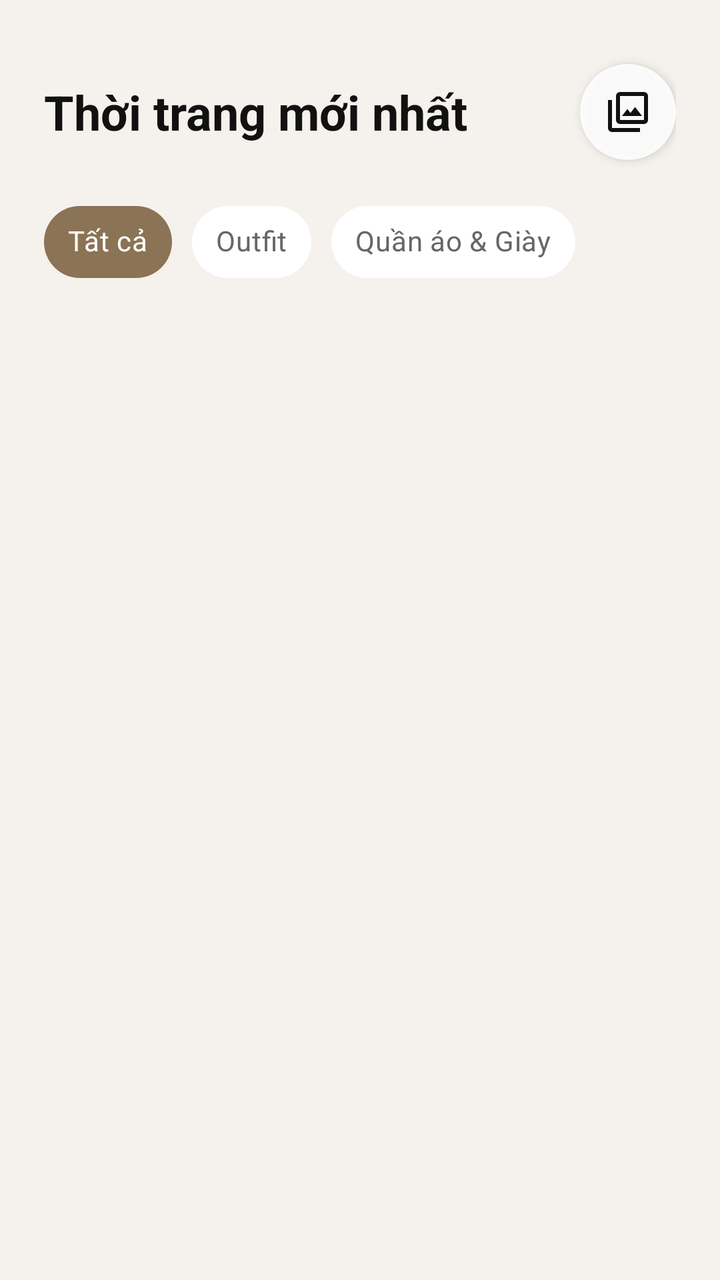
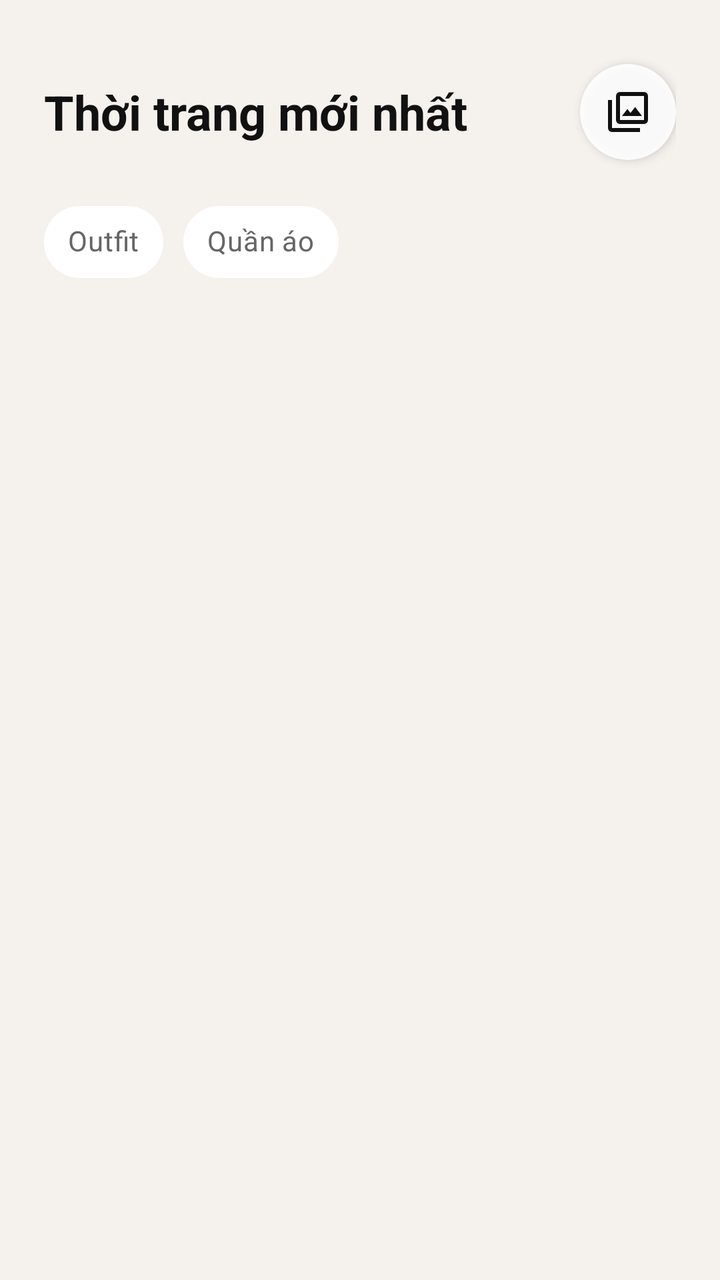

The first picture is an Android layout as it rendered before a commit; the second is the same layout after the commit. The layout source and the unified diff follow.
<!-- AndroidManifest.xml: application theme Base.Theme.OutfitCoordination -->
<!-- res/layout/fragment_fashion.xml -->
<?xml version="1.0" encoding="utf-8"?>
<androidx.coordinatorlayout.widget.CoordinatorLayout
    xmlns:android="http://schemas.android.com/apk/res/android"
    xmlns:app="http://schemas.android.com/apk/res-auto"
    xmlns:tools="http://schemas.android.com/tools"
    android:layout_width="match_parent"
    android:layout_height="match_parent"
    android:background="#F5F1ED">

    <androidx.core.widget.NestedScrollView
        android:layout_width="match_parent"
        android:layout_height="match_parent"
        android:fillViewport="true"
        android:paddingBottom="88dp">

        <LinearLayout
            android:layout_width="match_parent"
            android:layout_height="wrap_content"
            android:orientation="vertical"
            android:paddingStart="22dp"
            android:paddingTop="28dp"
            android:paddingEnd="22dp"
            android:paddingBottom="24dp">

            <LinearLayout
                android:layout_width="match_parent"
                android:layout_height="56dp"
                android:gravity="center_vertical"
                android:orientation="horizontal">

                <TextView
                    android:layout_width="0dp"
                    android:layout_height="wrap_content"
                    android:layout_weight="1"
                    android:text="Thời trang mới nhất"
                    android:textColor="#111111"
                    android:textSize="24sp"
                    android:textStyle="bold" />

                <ImageButton
                    android:id="@+id/btnFilter"
                    android:layout_width="48dp"
                    android:layout_height="48dp"
                    android:background="@drawable/bg_circle_white_blur"
                    android:contentDescription="Bộ lọc"
                    android:elevation="3dp"
                    android:padding="13dp"
                    android:src="@drawable/ic_filter"
                    app:tint="#111111" />
            </LinearLayout>

            <HorizontalScrollView
                android:layout_width="match_parent"
                android:layout_height="wrap_content"
                android:layout_marginTop="16dp"
                android:layout_marginBottom="22dp"
                android:clipToPadding="false"
                android:scrollbars="none">

                <com.google.android.material.chip.ChipGroup
                    android:id="@+id/chipGroup"
                    android:layout_width="wrap_content"
                    android:layout_height="wrap_content"
                    app:checkedChip="@id/chipAll"
                    app:chipSpacingHorizontal="10dp"
                    app:singleSelection="true">

                    <com.google.android.material.chip.Chip
                        android:id="@+id/chipAll"
                        style="@style/Widget.MaterialComponents.Chip.Choice"
                        android:layout_width="wrap_content"
                        android:layout_height="42dp"
                        android:checked="true"
                        android:text="Tất cả"
                        android:textColor="@color/chip_text_color"
                        android:textStyle="bold"
                        app:chipBackgroundColor="@color/chip_bg_color"
                        app:chipCornerRadius="22dp"
                        app:chipMinHeight="42dp"
                        app:chipStrokeWidth="0dp" />

                    <com.google.android.material.chip.Chip
                        android:id="@+id/chipOutfit"
                        style="@style/Widget.MaterialComponents.Chip.Choice"
                        android:layout_width="wrap_content"
                        android:layout_height="42dp"
                        android:text="Outfit"
                        android:textColor="@color/chip_text_color"
                        android:textStyle="bold"
                        app:chipBackgroundColor="@color/chip_bg_color"
                        app:chipCornerRadius="22dp"
                        app:chipMinHeight="42dp"
                        app:chipStrokeWidth="0dp" />

                    <com.google.android.material.chip.Chip
                        android:id="@+id/chipClothing"
                        style="@style/Widget.MaterialComponents.Chip.Choice"
                        android:layout_width="wrap_content"
                        android:layout_height="42dp"
                        android:text="Quần áo &amp; Giày"
                        android:textColor="@color/chip_text_color"
                        android:textStyle="bold"
                        app:chipBackgroundColor="@color/chip_bg_color"
                        app:chipCornerRadius="22dp"
                        app:chipMinHeight="42dp"
                        app:chipStrokeWidth="0dp" />
                </com.google.android.material.chip.ChipGroup>
            </HorizontalScrollView>

            <TextView
                android:id="@+id/tvEmpty"
                android:layout_width="match_parent"
                android:layout_height="120dp"
                android:gravity="center"
                android:text="Chưa có outfit nào được tạo"
                android:textColor="#8C8176"
                android:textSize="15sp"
                android:visibility="gone"
                tools:visibility="visible" />

            <androidx.recyclerview.widget.RecyclerView
                android:id="@+id/rvFashion"
                android:layout_width="match_parent"
                android:layout_height="wrap_content"
                android:clipToPadding="false"
                android:nestedScrollingEnabled="false"
                app:layoutManager="androidx.recyclerview.widget.GridLayoutManager"
                app:spanCount="2"
                tools:itemCount="4" />

        </LinearLayout>
    </androidx.core.widget.NestedScrollView>
</androidx.coordinatorlayout.widget.CoordinatorLayout>
<!-- resources referenced by this layout -->
<resources>
  <!-- drawable bg_circle_white_blur (drawable) -->
  <?xml version="1.0" encoding="utf-8"?>
  <shape xmlns:android="http://schemas.android.com/apk/res/android"
      android:shape="oval">
      <solid android:color="#E6FFFFFF" />
  </shape>
  <!-- drawable ic_filter (drawable) -->
  <vector xmlns:android="http://schemas.android.com/apk/res/android"
      android:width="24dp"
      android:height="24dp"
      android:viewportWidth="960"
      android:viewportHeight="960">
    <path
        android:pathData="M360,560h400L622,380l-92,120 -62,-80 -108,140ZM320,720q-33,0 -56.5,-23.5T240,640v-480q0,-33 23.5,-56.5T320,80h480q33,0 56.5,23.5T880,160v480q0,33 -23.5,56.5T800,720L320,720ZM320,640h480v-480L320,160v480ZM160,880q-33,0 -56.5,-23.5T80,800v-560h80v560h560v80L160,880ZM320,160v480,-480Z"
        android:fillColor="#1f1f1f"/>
  </vector>
  <style name="Base.Theme.OutfitCoordination" parent="Theme.MaterialComponents.Light.NoActionBar">
          <item name="colorPrimary">@color/primary_brown</item>
          <item name="colorPrimaryVariant">@color/primary_brown_dark</item>
          <item name="colorOnPrimary">@color/white</item>
          <item name="colorSecondary">@color/primary_brown</item>
          <item name="android:statusBarColor">@color/white</item>
          <item name="android:windowLightStatusBar">true</item>
      </style>
  <color name="primary_brown">#8B7355</color>
  <color name="primary_brown_dark">#6D5A44</color>
  <color name="white">#FFFFFF</color>
</resources>

<!-- the commit's change to res/layout/fragment_fashion.xml (unified diff, before → after) -->
@@ -66,20 +66,6 @@
                     app:singleSelection="true">
 
                     <com.google.android.material.chip.Chip
-                        android:id="@+id/chipAll"
-                        style="@style/Widget.MaterialComponents.Chip.Choice"
-                        android:layout_width="wrap_content"
-                        android:layout_height="42dp"
-                        android:checked="true"
-                        android:text="Tất cả"
-                        android:textColor="@color/chip_text_color"
-                        android:textStyle="bold"
-                        app:chipBackgroundColor="@color/chip_bg_color"
-                        app:chipCornerRadius="22dp"
-                        app:chipMinHeight="42dp"
-                        app:chipStrokeWidth="0dp" />
-
-                    <com.google.android.material.chip.Chip
                         android:id="@+id/chipOutfit"
                         style="@style/Widget.MaterialComponents.Chip.Choice"
                         android:layout_width="wrap_content"
@@ -97,7 +83,7 @@
                         style="@style/Widget.MaterialComponents.Chip.Choice"
                         android:layout_width="wrap_content"
                         android:layout_height="42dp"
-                        android:text="Quần áo &amp; Giày"
+                        android:text="Quần áo"
                         android:textColor="@color/chip_text_color"
                         android:textStyle="bold"
                         app:chipBackgroundColor="@color/chip_bg_color"
